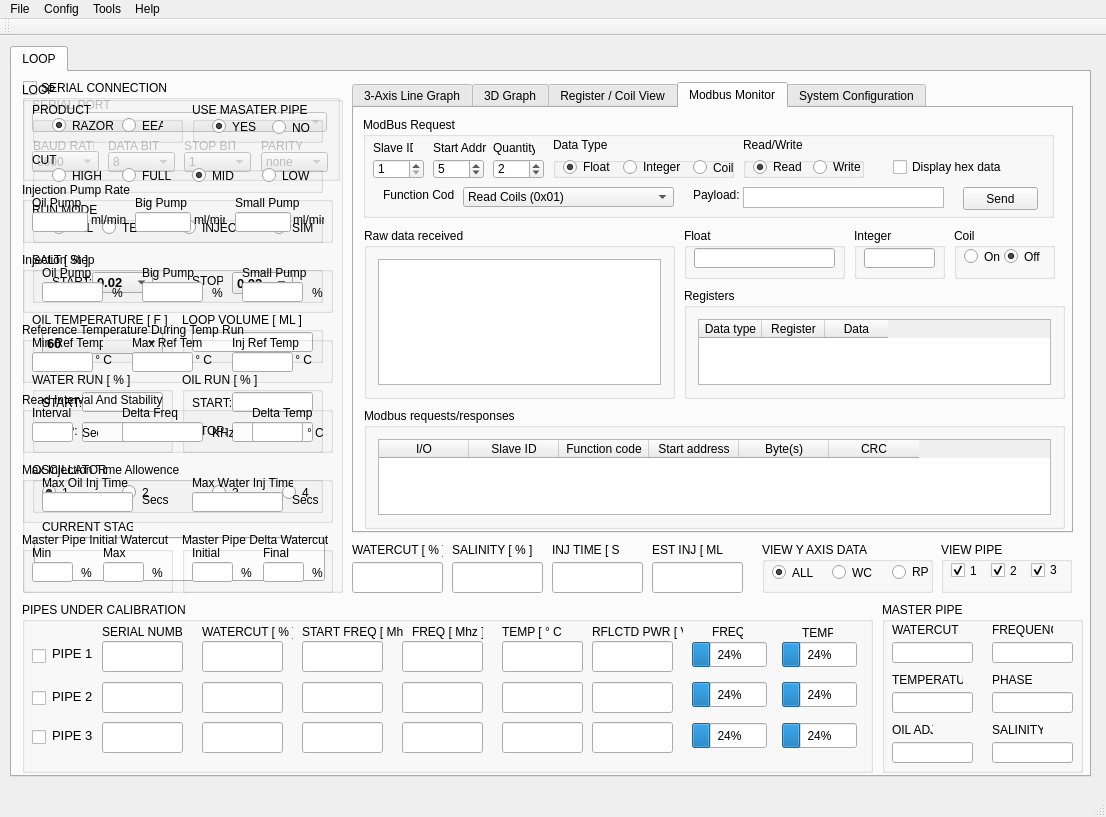
Before: the Qt Designer form Sparky/forms/mainwindow.ui in embeddedlinuxer/Sparky, drawn with Qt 5.
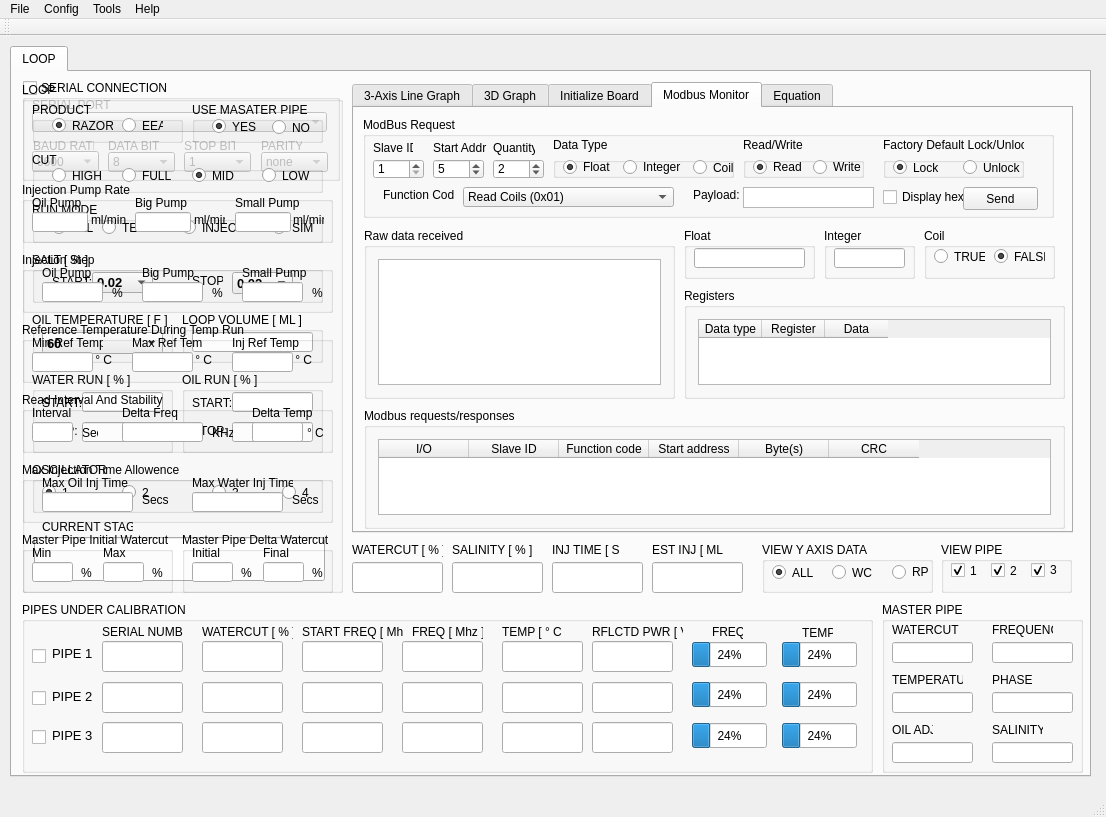
After: the same form once the commit is applied. The open tabs and pages were chosen to show the change. Icons and pictures are not drawn.

Commit message: write extended coil starts working

What changed in the file:
```diff
--- a/Sparky/forms/mainwindow.ui
+++ b/Sparky/forms/mainwindow.ui
@@ -2226,7 +2226,7 @@
       </widget>
       <widget class="QWidget" name="tab_3">
        <attribute name="title">
-        <string>Register / Coil View</string>
+        <string>Initialize Board</string>
        </attribute>
       </widget>
       <widget class="QWidget" name="tab">
@@ -2346,7 +2346,7 @@
           <rect>
            <x>380</x>
            <y>70</y>
-           <width>201</width>
+           <width>131</width>
            <height>21</height>
           </rect>
          </property>
@@ -2399,14 +2399,14 @@
         <widget class="QCheckBox" name="checkBoxHexData">
          <property name="geometry">
           <rect>
-           <x>530</x>
-           <y>40</y>
-           <width>121</width>
+           <x>520</x>
+           <y>70</y>
+           <width>81</width>
            <height>20</height>
           </rect>
          </property>
          <property name="text">
-          <string>Display hex data</string>
+          <string>Display hex</string>
          </property>
          <property name="checked">
           <bool>false</bool>
@@ -2617,6 +2617,61 @@
           <string>Payload:</string>
          </property>
         </widget>
+        <widget class="QGroupBox" name="groupBox_111">
+         <property name="geometry">
+          <rect>
+           <x>520</x>
+           <y>40</y>
+           <width>141</width>
+           <height>21</height>
+          </rect>
+         </property>
+         <property name="title">
+          <string/>
+         </property>
+         <widget class="QRadioButton" name="radioButton_192">
+          <property name="geometry">
+           <rect>
+            <x>10</x>
+            <y>0</y>
+            <width>51</width>
+            <height>21</height>
+           </rect>
+          </property>
+          <property name="text">
+           <string>Lock</string>
+          </property>
+          <property name="checked">
+           <bool>true</bool>
+          </property>
+         </widget>
+         <widget class="QRadioButton" name="radioButton_193">
+          <property name="geometry">
+           <rect>
+            <x>80</x>
+            <y>0</y>
+            <width>61</width>
+            <height>21</height>
+           </rect>
+          </property>
+          <property name="text">
+           <string>Unlock</string>
+          </property>
+         </widget>
+        </widget>
+        <widget class="QLabel" name="label_167">
+         <property name="geometry">
+          <rect>
+           <x>520</x>
+           <y>20</y>
+           <width>141</width>
+           <height>16</height>
+          </rect>
+         </property>
+         <property name="text">
+          <string>Factory Default Lock/Unlock</string>
+         </property>
+        </widget>
        </widget>
        <widget class="QGroupBox" name="groupBox">
         <property name="geometry">
@@ -2767,7 +2822,7 @@
          <rect>
           <x>330</x>
           <y>120</y>
-          <width>161</width>
+          <width>131</width>
           <height>51</height>
          </rect>
         </property>
@@ -2779,7 +2834,7 @@
           <rect>
            <x>10</x>
            <y>20</y>
-           <width>141</width>
+           <width>111</width>
            <height>20</height>
           </rect>
          </property>
@@ -2787,7 +2842,7 @@
           <set>Qt::AlignRight|Qt::AlignTrailing|Qt::AlignVCenter</set>
          </property>
          <property name="readOnly">
-          <bool>true</bool>
+          <bool>false</bool>
          </property>
         </widget>
        </widget>
@@ -2797,7 +2852,7 @@
         </property>
         <property name="geometry">
          <rect>
-          <x>500</x>
+          <x>470</x>
           <y>120</y>
           <width>91</width>
           <height>51</height>
@@ -2819,7 +2874,7 @@
           <set>Qt::AlignRight|Qt::AlignTrailing|Qt::AlignVCenter</set>
          </property>
          <property name="readOnly">
-          <bool>true</bool>
+          <bool>false</bool>
          </property>
         </widget>
        </widget>
@@ -2829,9 +2884,9 @@
         </property>
         <property name="geometry">
          <rect>
-          <x>600</x>
+          <x>570</x>
           <y>120</y>
-          <width>101</width>
+          <width>131</width>
           <height>51</height>
          </rect>
         </property>
@@ -2843,25 +2898,25 @@
           <rect>
            <x>10</x>
            <y>20</y>
-           <width>41</width>
+           <width>51</width>
            <height>17</height>
           </rect>
          </property>
          <property name="text">
-          <string>On</string>
+          <string>TRUE</string>
          </property>
         </widget>
         <widget class="QRadioButton" name="radioButton_185">
          <property name="geometry">
           <rect>
-           <x>50</x>
+           <x>70</x>
            <y>20</y>
-           <width>41</width>
+           <width>51</width>
            <height>17</height>
           </rect>
          </property>
          <property name="text">
-          <string>Off</string>
+          <string>FALSE</string>
          </property>
          <property name="checked">
           <bool>true</bool>
@@ -2871,7 +2926,7 @@
       </widget>
       <widget class="QWidget" name="tab_29">
        <attribute name="title">
-        <string>System Configuration</string>
+        <string>Equation</string>
        </attribute>
        <widget class="QGroupBox" name="groupBox_105">
         <property name="geometry">
@@ -3061,48 +3116,6 @@
          <string>Update Fact. Val.</string>
         </property>
        </widget>
-       <widget class="QGroupBox" name="groupBox_109">
-        <property name="geometry">
-         <rect>
-          <x>320</x>
-          <y>20</y>
-          <width>120</width>
-          <height>41</height>
-         </rect>
-        </property>
-        <property name="title">
-         <string>Factory Regs &amp; Coils</string>
-        </property>
-        <widget class="QRadioButton" name="radioButton_192">
-         <property name="geometry">
-          <rect>
-           <x>10</x>
-           <y>16</y>
-           <width>51</width>
-           <height>21</height>
-          </rect>
-         </property>
-         <property name="text">
-          <string>Lock</string>
-         </property>
-         <property name="checked">
-          <bool>true</bool>
-         </property>
-        </widget>
-        <widget class="QRadioButton" name="radioButton_193">
-         <property name="geometry">
-          <rect>
-           <x>60</x>
-           <y>16</y>
-           <width>61</width>
-           <height>21</height>
-          </rect>
-         </property>
-         <property name="text">
-          <string>Unlock</string>
-         </property>
-        </widget>
-       </widget>
       </widget>
      </widget>
      <widget class="QLabel" name="label_2">
```
Left out of the diff: 28 changed lines with no effect on the pictures. The commit also changes 21 other files.
